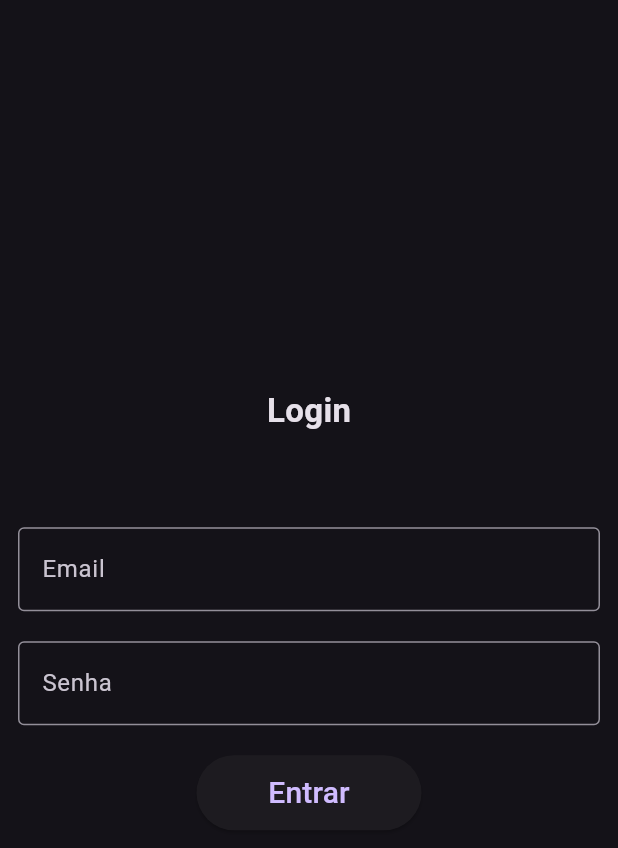
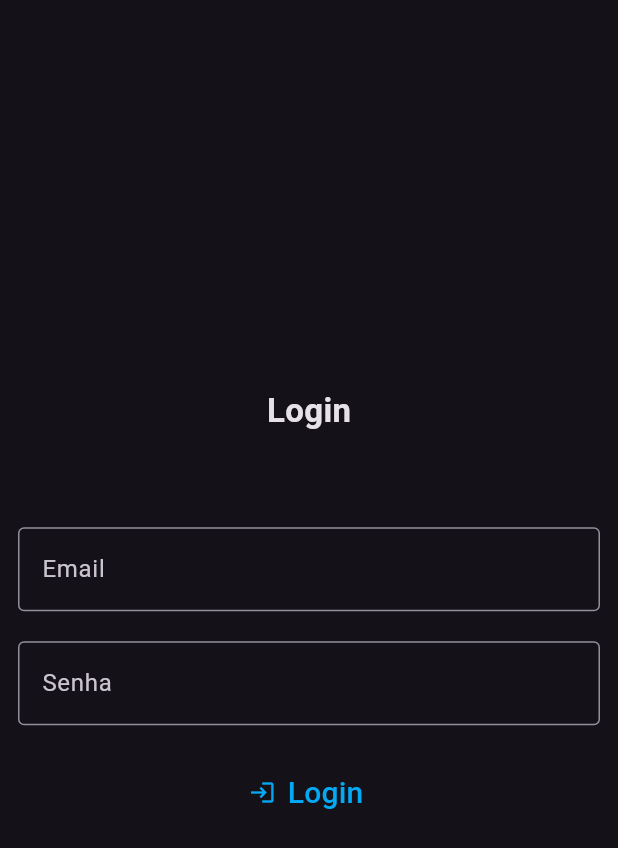
Before and after one commit to gustavohsx/TutorialFlutterDSW, a Flutter app: the screen it shows after launch, on a phone screen of 412 x 824 dp. Shown: the top 848 px of the screen. Run offline on Flutter 3.47's test engine with Material 3 defaults, Android fonts, the light colour scheme and no system bars.

Commit message:
Botao de Login com Icone

```diff
--- a/lib/pages/login.dart
+++ b/lib/pages/login.dart
@@ -55,17 +55,28 @@ class _LoginPageState extends State<LoginPage> {
                     SizedBox(
                       width: 150,
                       height: 50,
-                      child: ElevatedButton(
+                      child: TextButton.icon(
                         onPressed: () {
                           Navigator.pushNamedAndRemoveUntil(
-                              context, '/home', (route) => false, arguments: {
-                            'email': _emailController.text,
-                            'password': _passwordController.text
-                          });
+                            context,
+                            '/home',
+                            (route) => false,
+                            arguments: {
+                              "email": _emailController.text,
+                              "password": _passwordController.text,
+                            },
+                          );
                         },
-                        child: const Text(
-                          'Entrar',
-                          style: TextStyle(fontSize: 20),
+                        icon: const Icon(
+                          Icons.login,
+                          color: Colors.lightBlue,
+                        ),
+                        label: const Text(
+                          'Login',
+                          style: TextStyle(
+                            fontSize: 20,
+                            color: Colors.lightBlue,
+                          ),
                         ),
                       ),
                     ),
```
Also changed, not shown: lib/pages/home.dart (+17 -10 lines).
